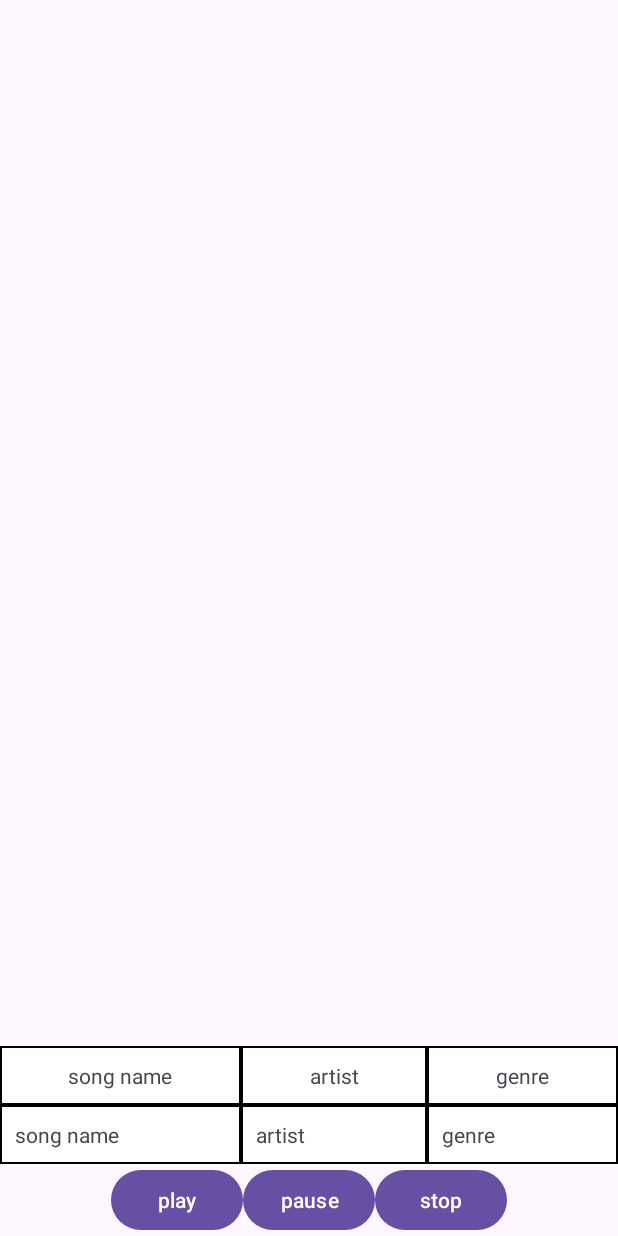
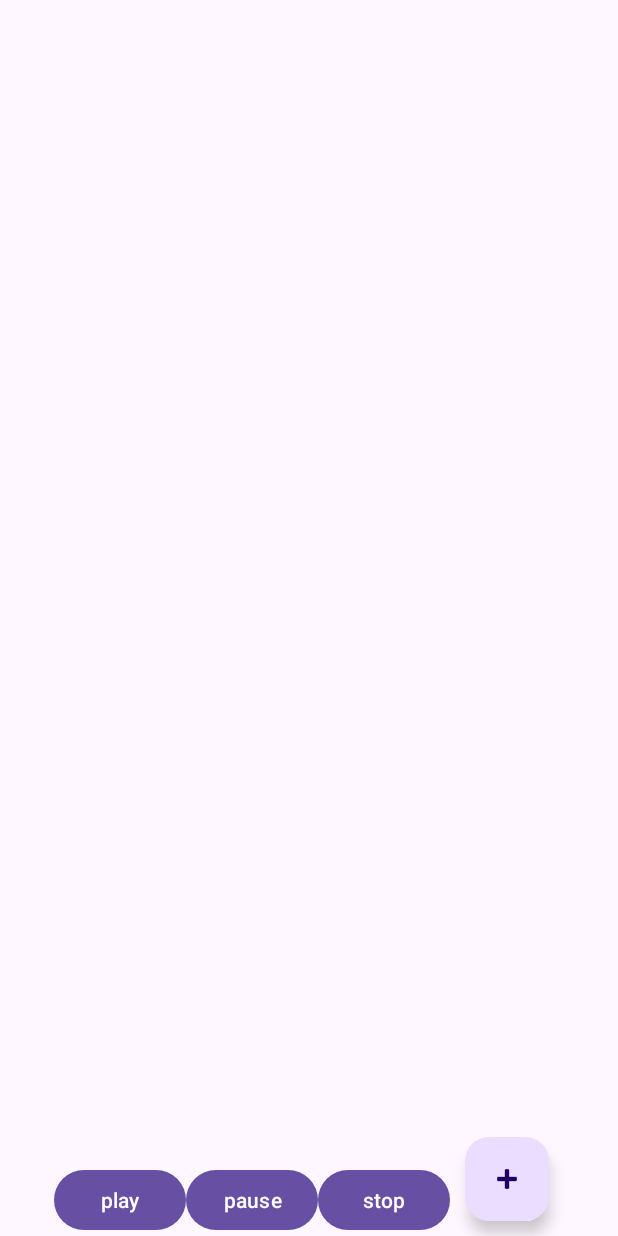
Before and after one commit to nikvladimir/PavliukovAndersen, an Android app: the layout task2_music_player.xml on its own in the app's theme, with its tools: preview values and no code run, on a phone screen of 412 x 824 dp. Run offline under Robolectric (Android 15) with nearby library versions, the phone set to English and light mode, and no system bars.

Commit message:
FAT-575556: added recyctelView into MusicPlayer

```diff
--- a/app/src/main/res/layout/task2_music_player.xml
+++ b/app/src/main/res/layout/task2_music_player.xml
@@ -1,76 +1,22 @@
 <?xml version="1.0" encoding="utf-8"?>
 <LinearLayout xmlns:android="http://schemas.android.com/apk/res/android"
+    xmlns:app="http://schemas.android.com/apk/res-auto"
     xmlns:tools="http://schemas.android.com/tools"
     android:layout_width="match_parent"
     android:layout_height="match_parent"
     android:gravity="center"
     android:orientation="vertical"
-    tools:context=".T2MusicPlayer">
+    tools:context=".T2MusicPlayerFragment">
 
     <LinearLayout
         android:layout_width="match_parent"
         android:layout_height="0dp"
-        android:layout_weight="1" />
+        android:layout_weight="1">
 
-    <LinearLayout
-        android:layout_width="match_parent"
-        android:layout_height="wrap_content">
-
-        <TableLayout
+        <androidx.recyclerview.widget.RecyclerView
+            android:id="@+id/recycler"
             android:layout_width="match_parent"
-            android:layout_height="match_parent">
-
-            <TableRow>
-
-                <TextView
-                    android:layout_weight="1"
-                    android:background="@drawable/table_border"
-                    android:gravity="center"
-                    android:padding="10dp"
-                    android:text="@string/heading_song_name" />
-
-                <TextView
-                    android:layout_weight="1"
-                    android:background="@drawable/table_border"
-                    android:gravity="center"
-                    android:padding="10dip"
-                    android:text="@string/heading_artist" />
-
-                <TextView
-                    android:layout_weight="1"
-                    android:background="@drawable/table_border"
-                    android:gravity="center"
-                    android:padding="10dip"
-                    android:text="@string/heading_genre" />
-            </TableRow>
-
-
-            <TableRow>
-
-                <TextView
-                    android:id="@+id/tvSongName"
-                    android:layout_weight="1"
-                    android:background="@drawable/table_border"
-                    android:padding="10dp"
-                    android:text="@string/heading_song_name" />
-
-                <TextView
-                    android:id="@+id/tvArtist"
-                    android:layout_weight="1"
-                    android:background="@drawable/table_border"
-                    android:padding="10dip"
-                    android:text="@string/heading_artist" />
-
-                <TextView
-                    android:id="@+id/tvGenre"
-                    android:layout_weight="1"
-                    android:background="@drawable/table_border"
-                    android:padding="10dip"
-                    android:text="@string/heading_genre" />
-            </TableRow>
-
-
-        </TableLayout>
+            android:layout_height="match_parent" />
     </LinearLayout>
 
     <LinearLayout
@@ -100,6 +46,16 @@
             android:layout_gravity="bottom|center"
             android:text="@string/stop" />
 
+        <com.google.android.material.floatingactionbutton.FloatingActionButton
+            android:id="@+id/floatingActionButton"
+            android:layout_width="wrap_content"
+            android:layout_height="wrap_content"
+            android:layout_margin="10dp"
+            android:clickable="true"
+            android:contentDescription="TODO"
+            android:src="@android:drawable/ic_input_add" />
+
+
     </LinearLayout>
 
 </LinearLayout>
```
